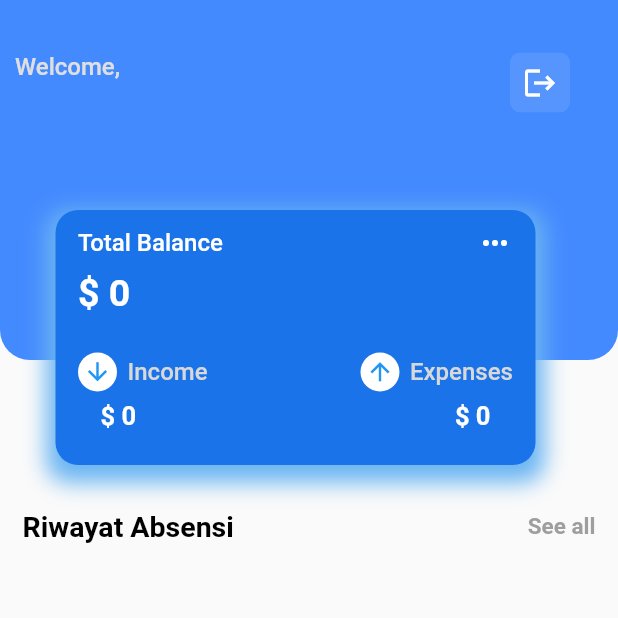
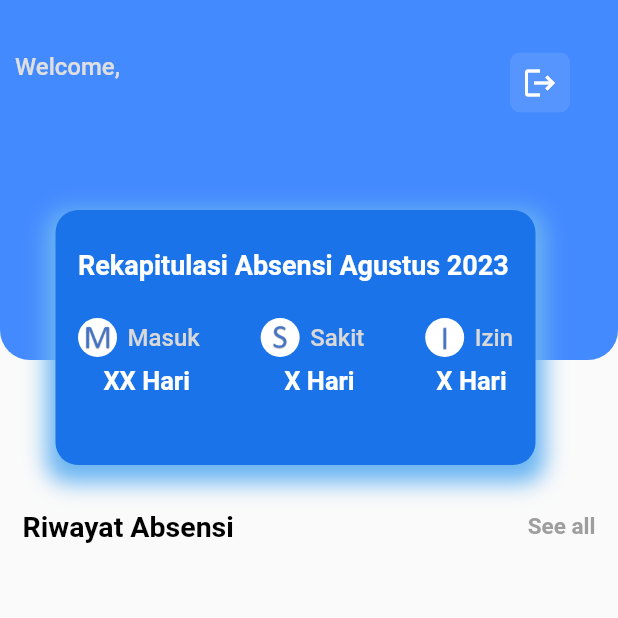
Before and after one commit to bellasoniadwi/absensi_flutter, a Flutter app: the Home screen opened directly, on a phone screen of 412 x 824 dp, the top half of it. Run offline on Flutter 3.47's test engine with Material 2 defaults, Android fonts, the phone set to English and light mode, and no system bars; our stand-ins replace cloud_firestore, firebase_auth, firebase_core, firebase_storage, geolocator, hive and 4 more; accounts and stored records are empty.

Commit message:
sesuaikan card dengan rekap absen:belum samsek

```diff
--- a/lib/screens/home.dart
+++ b/lib/screens/home.dart
@@ -8,6 +8,7 @@ import 'package:absensi_flutter/data/utlity.dart';
 import 'package:intl/intl.dart';
 import 'package:provider/provider.dart';
 import 'package:shared_preferences/shared_preferences.dart';
+import 'package:intl/date_symbol_data_local.dart';
 
 class Home extends StatefulWidget {
   const Home({Key? key}) : super(key: key);
@@ -26,6 +27,7 @@ class _HomeState extends State<Home> {
   @override
   void initState() {
     super.initState();
+    initializeDateFormatting("id_ID", null);
     fetchUserDataFromFirestore();
   }
 
@@ -146,11 +148,9 @@ class _HomeState extends State<Home> {
                                           style: TextStyle(
                                             fontWeight: FontWeight.w600,
                                             fontSize: 19,
-                                            color: documentSnapshot[
-                                                        'keterangan'] ==
-                                                    'Masuk'
-                                                ? Colors.green
-                                                : Colors.red,
+                                            color: getStatusColor(
+                                              documentSnapshot['keterangan'],
+                                            ),
                                           ),
                                         ),
                                       ));
@@ -171,7 +171,6 @@ class _HomeState extends State<Home> {
 
   Widget _header() {
     final userData = Provider.of<UserData>(context);
-
     // Dapatkan data Nama dan Email dari variabel global
     final String accountName = userData.name ?? 'Guest';
     return Stack(
@@ -273,16 +272,12 @@ class _HomeState extends State<Home> {
                     mainAxisAlignment: MainAxisAlignment.spaceBetween,
                     children: [
                       Text(
-                        'Total Balance',
+                        '',
                         style: TextStyle(
                           fontWeight: FontWeight.w500,
-                          fontSize: 16,
+                          fontSize: 8,
                           color: Colors.white,
                         ),
-                      ),
-                      Icon(
-                        Icons.more_horiz,
-                        color: Colors.white,
                       ),
                     ],
                   ),
@@ -293,10 +288,10 @@ class _HomeState extends State<Home> {
                   child: Row(
                     children: [
                       Text(
-                        '\$ ${total()}',
+                        'Rekapitulasi Absensi ${DateFormat('MMMM yyyy', 'id_ID').format(DateTime.now())}',
                         style: TextStyle(
                           fontWeight: FontWeight.bold,
-                          fontSize: 25,
+                          fontSize: 18,
                           color: Colors.white,
                         ),
                       ),
@@ -314,15 +309,11 @@ class _HomeState extends State<Home> {
                           CircleAvatar(
                             radius: 13,
                             backgroundColor: Colors.white,
-                            child: Icon(
-                              Icons.arrow_downward,
-                              color: Colors.blue,
-                              size: 19,
-                            ),
+                            child: Image.asset('images/m.png')
                           ),
                           SizedBox(width: 7),
                           Text(
-                            'Income',
+                            'Masuk',
                             style: TextStyle(
                               fontWeight: FontWeight.w500,
                               fontSize: 16,
@@ -336,15 +327,29 @@ class _HomeState extends State<Home> {
                           CircleAvatar(
                             radius: 13,
                             backgroundColor: Colors.white,
-                            child: Icon(
-                              Icons.arrow_upward,
-                              color: Colors.blue,
-                              size: 19,
-                            ),
+                            child: Image.asset('images/s.png')
                           ),
                           SizedBox(width: 7),
                           Text(
-                            'Expenses',
+                            'Sakit',
+                            style: TextStyle(
+                              fontWeight: FontWeight.w500,
+                              fontSize: 16,
+                              color: Color.fromARGB(255, 216, 216, 216),
+                            ),
+                          ),
+                        ],
+                      ),
+                      Row(
+                        children: [
+                          CircleAvatar(
+                            radius: 13,
+                            backgroundColor: Colors.white,
+                            child: Image.asset('images/i.png')
+                          ),
+                          SizedBox(width: 7),
+                          Text(
+                            'Izin',
                             style: TextStyle(
                               fontWeight: FontWeight.w500,
                               fontSize: 16,
@@ -358,12 +363,12 @@ class _HomeState extends State<Home> {
                 ),
                 SizedBox(height: 6),
                 Padding(
-                  padding: const EdgeInsets.symmetric(horizontal: 30),
+                  padding: const EdgeInsets.symmetric(horizontal: 15),
                   child: Row(
                     mainAxisAlignment: MainAxisAlignment.spaceBetween,
                     children: [
                       Text(
-                        '\$ ${income()}',
+                        '    XX Hari',
                         style: TextStyle(
                           fontWeight: FontWeight.w600,
                           fontSize: 17,
@@ -371,7 +376,15 @@ class _HomeState extends State<Home> {
                         ),
                       ),
                       Text(
-                        '\$ ${expenses()}',
+                        '       X Hari     ',
+                        style: TextStyle(
+                          fontWeight: FontWeight.w600,
+                          fontSize: 17,
+                          color: Colors.white,
+                        ),
+                      ),
+                      Text(
+                        'X Hari ',
                         style: TextStyle(
                           fontWeight: FontWeight.w600,
                           fontSize: 17,
@@ -389,6 +402,16 @@ class _HomeState extends State<Home> {
     );
   }
 
+  Color getStatusColor(String keterangan) {
+    if (keterangan == 'Masuk') {
+      return Colors.green;
+    } else if (keterangan == 'Izin') {
+      return Colors.orange;
+    } else {
+      return Colors.red;
+    }
+  }
+
   String _getFormattedTimestamp(Timestamp? timestamp) {
     if (timestamp == null) {
       // Handle the case when 'timestamps' is null, set a default value or return an empty string
```
Also changed, not shown: lib/screens/profile copy.dart (deleted, +0 -343 lines), lib/screens/profile.dart (+12 -14 lines), images/i.png (added), images/m.png (added), images/s.png (added).
